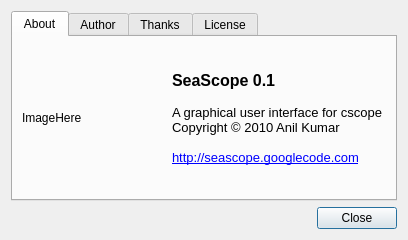
The window that src/ui/about.ui (anilFree/seascope) describes before a commit, drawn with Qt 5.
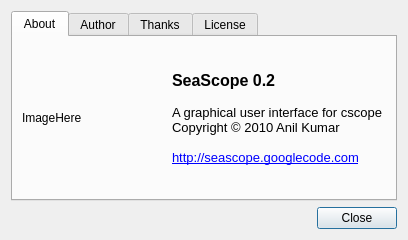
The same window after the commit.

Patch:
```diff
--- a/src/ui/about.ui
+++ b/src/ui/about.ui
@@ -69,7 +69,7 @@
 &lt;html&gt;&lt;head&gt;&lt;meta name=&quot;qrichtext&quot; content=&quot;1&quot; /&gt;&lt;style type=&quot;text/css&quot;&gt;
 p, li { white-space: pre-wrap; }
 &lt;/style&gt;&lt;/head&gt;&lt;body style=&quot; font-family:'Sans'; font-size:10pt; font-weight:400; font-style:normal;&quot;&gt;
-&lt;p style=&quot; margin-top:0px; margin-bottom:0px; margin-left:0px; margin-right:0px; -qt-block-indent:0; text-indent:0px;&quot;&gt;&lt;span style=&quot; font-size:12pt; font-weight:600;&quot;&gt;SeaScope 0.1&lt;/span&gt;&lt;/p&gt;
+&lt;p style=&quot; margin-top:0px; margin-bottom:0px; margin-left:0px; margin-right:0px; -qt-block-indent:0; text-indent:0px;&quot;&gt;&lt;span style=&quot; font-size:12pt; font-weight:600;&quot;&gt;SeaScope 0.2&lt;/span&gt;&lt;/p&gt;
 &lt;p style=&quot;-qt-paragraph-type:empty; margin-top:0px; margin-bottom:0px; margin-left:0px; margin-right:0px; -qt-block-indent:0; text-indent:0px; font-weight:600;&quot;&gt;&lt;/p&gt;
 &lt;p style=&quot; margin-top:0px; margin-bottom:0px; margin-left:0px; margin-right:0px; -qt-block-indent:0; text-indent:0px;&quot;&gt;A graphical user interface for cscope &lt;/p&gt;
 &lt;p style=&quot; margin-top:0px; margin-bottom:0px; margin-left:0px; margin-right:0px; -qt-block-indent:0; text-indent:0px;&quot;&gt;Copyright © 2010 Anil Kumar&lt;/p&gt;
```
